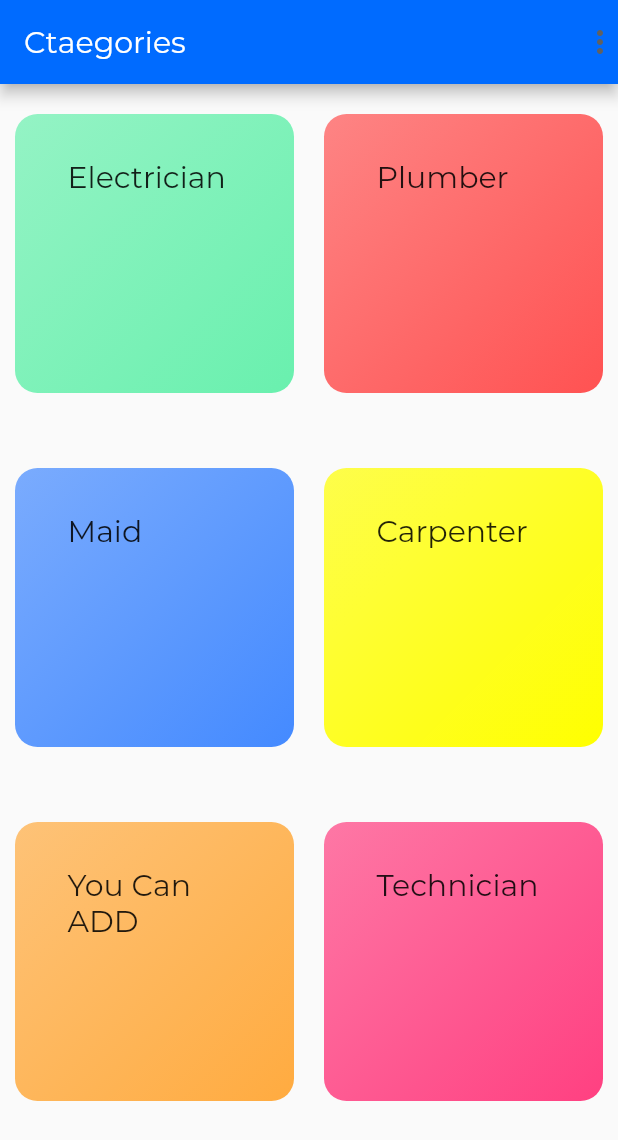
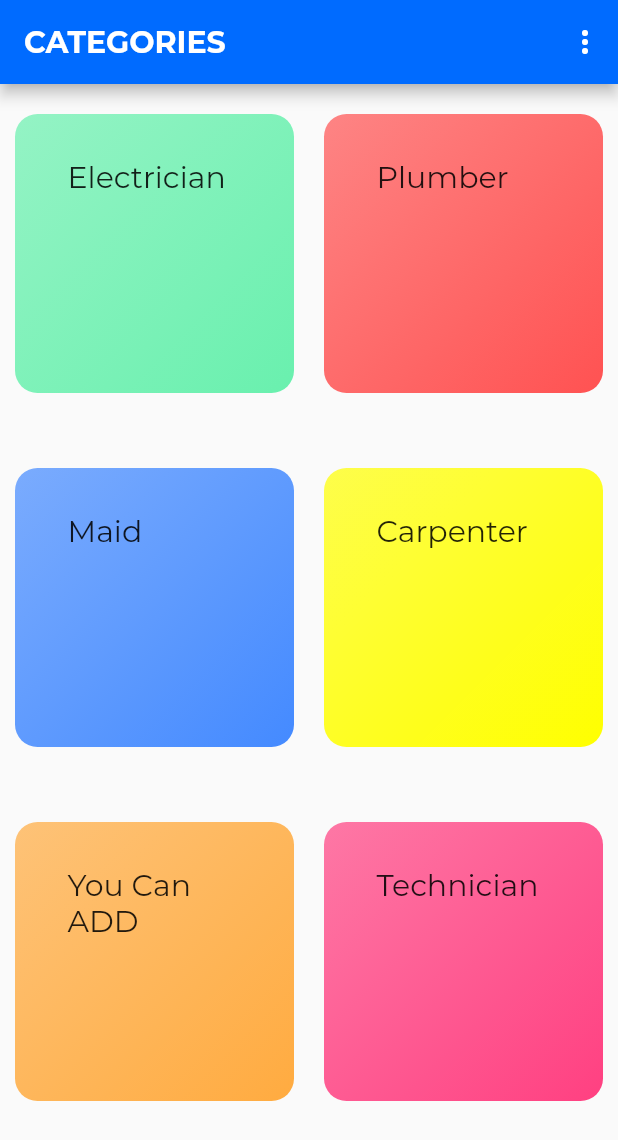
Before and after one commit to mohitvats2102/helping_hands_app, a Flutter app: the screen it shows once a user with an empty profile is signed in, on a phone screen of 412 x 824 dp. Shown: the top 1140 px of the screen. Run offline on Flutter 3.47's test engine with Material 2 defaults, Android fonts, the phone set to English and light mode, and no system bars; our stand-ins replace firebase_auth, firebase_core, modal_progress_hud; accounts and stored records are empty.

Commit message:
Refined Code

```diff
--- a/lib/screens/category_screen.dart
+++ b/lib/screens/category_screen.dart
@@ -2,71 +2,83 @@ import 'package:firebase_auth/firebase_auth.dart';
 import 'package:flutter/material.dart';
 import 'package:helping_hands_app/Widget/GridViewFileFrame.dart';
 import 'package:helping_hands_app/demo_examples.dart';
+import 'package:helping_hands_app/screens/login_screen.dart';
 
-class  CategoryScreen extends StatefulWidget {
+class CategoryScreen extends StatelessWidget {
   final FirebaseAuth _auth = FirebaseAuth.instance;
 
   static String categoryScreen = '/categoryScreen';
-  final  Function changetheme;
+  final Function changetheme;
   CategoryScreen(this.changetheme);
-  @override
-  _CategoryScreenState createState() => _CategoryScreenState();
+
+  void logout(BuildContext context) {
+    _auth.signOut();
+    Navigator.of(context).pushReplacementNamed(LoginScreen.loginScreen);
   }
 
-class _CategoryScreenState extends State<CategoryScreen> {
-  void logout()
-  {
-    FirebaseAuth.instance.signOut();
-  }
   @override
   Widget build(BuildContext context) {
     return Scaffold(
       appBar: AppBar(
-        title:Text("Ctaegories"),
-
+        title: Text(
+          "CATEGORIES",
+          style: TextStyle(fontWeight: FontWeight.bold),
+        ),
         actions: [
-
           DropdownButtonHideUnderline(
             child: DropdownButton(
-
-                      icon: Icon(Icons.more_vert),
+              icon: Padding(
+                padding: const EdgeInsets.all(10.0),
+                child: Icon(Icons.more_vert, color: Colors.white),
+              ),
               items: [
-
                 DropdownMenuItem(
-                          value: "Theme",
-                          child: Text("Theme")),
-                          DropdownMenuItem(value:"Logout",child: Text("Logout"))
+                  value: 'Change Theme',
+                  child: Text(
+                    "Theme",
+                    style: TextStyle(
+                      fontWeight: FontWeight.w500,
+                    ),
+                  ),
+                ),
+                DropdownMenuItem(
+                  value: "Logout",
+                  child: Text(
+                    "Logout",
+                    style: TextStyle(
+                      fontWeight: FontWeight.w500,
+                    ),
+                  ),
+                )
               ],
-                      onChanged: (itemIdentifier)
-                      {
-                         if(itemIdentifier=='Theme')
-                         {
-                              widget.changetheme();
+              onChanged: (itemIdentifier) {
+                if (itemIdentifier == 'Change Theme') {
+                  changetheme();
                 }
-                         if(itemIdentifier=='Logout')
-                         {
-                               logout();
+                if (itemIdentifier == 'Logout') {
+                  logout(context);
                 }
-                      },),)],
-
+              },
+            ),
+          )
+        ],
       ),
       body: Padding(
-            padding: const EdgeInsets.symmetric(vertical:20.0,horizontal:10.0),
+        padding: const EdgeInsets.symmetric(vertical: 20.0, horizontal: 10.0),
         child: GridView(
-        children:Demo_Example
-              .map(
+          children: Demo_Example.map(
             (catData) => GridViewFileFrame(
               catData.id,
               catData.title,
               catData.color,
             ),
-        )
-              .toList(),
-        gridDelegate:SliverGridDelegateWithMaxCrossAxisExtent
-        (maxCrossAxisExtent: 200,childAspectRatio: 2/2,
+          ).toList(),
+          gridDelegate: SliverGridDelegateWithMaxCrossAxisExtent(
+            maxCrossAxisExtent: 200,
+            childAspectRatio: 2 / 2,
             crossAxisSpacing: 20,
-        mainAxisSpacing: 50,) ,
-
+            mainAxisSpacing: 50,
+          ),
         ),
       ),
     );
```
Lines whose indentation alone changed are shown as unchanged.
